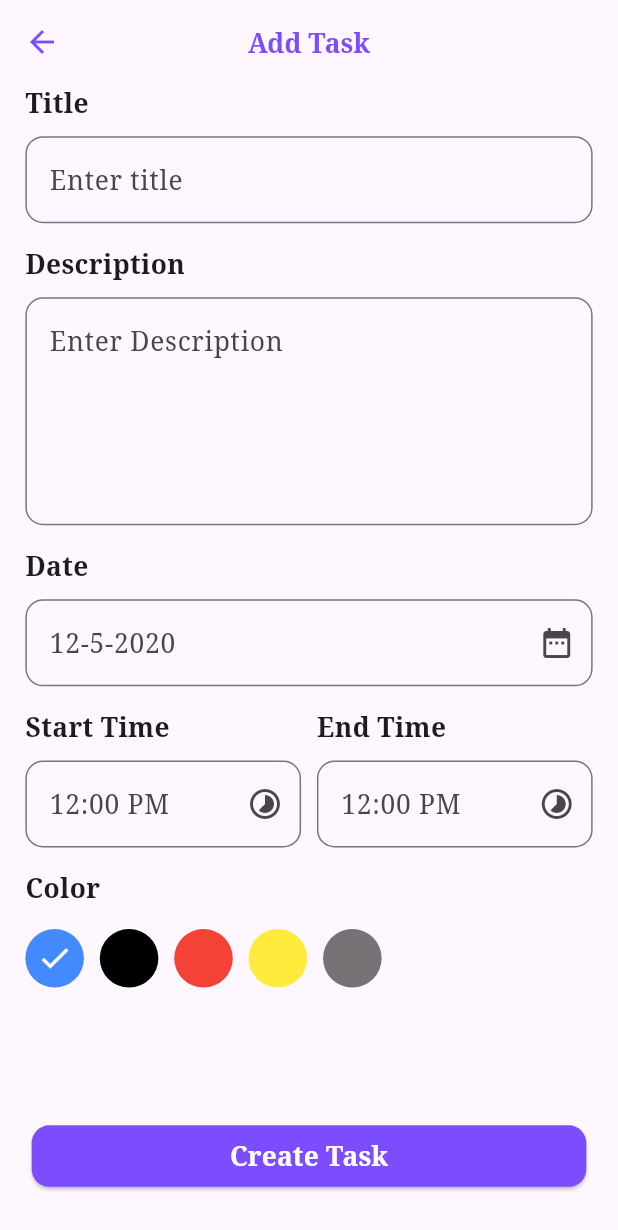
After one commit to A-Abdelsattar/taskati, a Flutter app: the screen it shows after launch, after a tap on "Add Task", on a phone screen of 412 x 824 dp. The commit adds this screen. Shown: the top 1230 px of the screen. Run offline on Flutter 3.47's test engine with Material 3 defaults, Android fonts, the phone set to English and light mode, and no system bars; our stand-ins replace flutter_screenutil; network calls fail.

Commit message:
add task ui done

```diff
--- /dev/null
+++ b/lib/features/add_task/add_task_screen.dart
@@ -0,0 +1,111 @@
+
+
+
+import 'package:flutter/material.dart';
+import 'package:flutter_screenutil/flutter_screenutil.dart';
+import 'package:taskati/core/theme/app_colors.dart';
+import 'package:taskati/features/add_task/widgets/select_task_color.dart';
+import 'package:taskati/features/add_task/widgets/text_form_field_with_title.dart';
+
+class AddTaskScreen extends StatelessWidget {
+   AddTaskScreen({super.key});
+
+  var validationKey=GlobalKey<FormState>();
+  @override
+  Widget build(BuildContext context) {
+    return Scaffold(
+      appBar: AppBar(
+        iconTheme: IconThemeData(
+          color: AppColors.mainColor,
+        ),
+        centerTitle: true,
+        title: Text("Add Task",style: TextStyle(fontSize: 18.sp,color: AppColors.mainColor,
+        fontFamily: "NotoSerif",
+        fontWeight: FontWeight.bold
+        ),),
+
+      ),
+      bottomNavigationBar: Padding(
+        padding:  EdgeInsets.only(right: 20.0.w,left: 20.w,bottom: 30.h),
+        child: ElevatedButton(
+        style: ElevatedButton.styleFrom(
+          backgroundColor: AppColors.mainColor,
+          shape: RoundedRectangleBorder(
+            borderRadius: BorderRadius.circular(12.r)
+          )
+        )
+        ,onPressed: (){
+          validationKey.currentState?.validate();
+        }, child: Padding(
+          padding: const EdgeInsets.all(8.0),
+          child: Text("Create Task",style: TextStyle(
+            fontSize: 18.sp,
+            fontWeight: FontWeight.bold,
+            color: Colors.white
+          ),),
+        )),
+      ),
+      body: Padding(
+        padding:  EdgeInsets.symmetric(horizontal: 16.0.w),
+        child: Form(
+          key: validationKey,
+          child: Column(
+            crossAxisAlignment: CrossAxisAlignment.start,
+            spacing: 15.h,
+            children: [
+              TextFormFieldWithTitle(
+                title: "Title",
+                hintText: "Enter title",
+                validator: (value){
+                  if(value==null||value.isEmpty){
+                    return "Tile is required";
+                  }
+                },
+              ),
+              TextFormFieldWithTitle(
+                title: "Description",
+                hintText: "Enter Description",
+                maxLine: 5,
+                validator: (value){
+                  if(value==null||value.isEmpty){
+                    return "des is required";
+                  }
+                },
+              ),
+              TextFormFieldWithTitle(
+                title: "Date",
+                hintText: "12-5-2020",
+                suffixIcon: Icon(Icons.date_range),
+                onTap: (){
+                  showDatePicker(context: context, firstDate: DateTime.now(), lastDate: DateTime(2030));
+                },
+              ),
+              Row(
+                children: [
+                  Expanded(child: TextFormFieldWithTitle(
+                    onTap: (){
+                      showTimePicker(context: context, initialTime: TimeOfDay.now());
+                    },
+                    title: "Start Time",
+                    hintText: "12:00 PM",
+                    suffixIcon: Icon(Icons.timelapse),
+                  ),),
+                  SizedBox(width: 10.w,),
+                  Expanded(child: TextFormFieldWithTitle(
+                    onTap: (){
+                      showTimePicker(context: context, initialTime: TimeOfDay.now());
+                    },
+                    title: "End Time",
+                    hintText: "12:00 PM",
+                    suffixIcon: Icon(Icons.timelapse),
+                  ),),
+                ],
+              ),
+              SelectTaskColor()
+            ],
+          ),
+        ),
+      ),
+    );
+  }
+}
--- /dev/null
+++ b/lib/features/add_task/widgets/select_task_color.dart
@@ -0,0 +1,76 @@
+
+
+
+
+import 'package:flutter/material.dart';
+import 'package:flutter_screenutil/flutter_screenutil.dart';
+
+class SelectTaskColor extends StatefulWidget {
+   const SelectTaskColor({super.key});
+
+  @override
+  State<SelectTaskColor> createState() => _SelectTaskColorState();
+}
+
+class _SelectTaskColorState extends State<SelectTaskColor> {
+  List<Color> colors=[
+    Colors.blueAccent,
+    Colors.black,
+    Colors.red,
+    Colors.yellow,
+    Colors.black54,
+
+  ];
+int activeIndex=0;
+  @override
+  Widget build(BuildContext context) {
+    return Column(
+      crossAxisAlignment:CrossAxisAlignment.start,
+      children: [
+        Text("Color",style: TextStyle(
+          fontSize: 18.sp,
+          fontWeight: FontWeight.bold
+        ),),
+        SizedBox(height: 10.h,),
+        SizedBox(
+          height: 50.h,
+          child: ListView.separated(
+          scrollDirection: Axis.horizontal
+          ,itemBuilder: (context,index)=>    ColorItem(
+            backgroundColor: colors[index],
+            onTap: (){
+             if(activeIndex!=index){
+               setState(() {
+                 activeIndex=index;
+               });
+             }
+            },
+            isActive: index==activeIndex,
+          )    ,
+              separatorBuilder: (context,index)=>SizedBox(width: 10.w,),
+              itemCount: colors.length),
+        )
+      ],
+    );
+  }
+}
+
+
+class ColorItem extends StatelessWidget {
+  final Color? backgroundColor;
+  final bool isActive;
+  final void Function()? onTap;
+  const ColorItem({super.key, this.backgroundColor,this.isActive=false, this.onTap});
+
+  @override
+  Widget build(BuildContext context) {
+    return InkWell(
+      onTap: onTap,
+      child: CircleAvatar(
+        radius: 20.r,
+        backgroundColor: backgroundColor,
+        child:isActive? Icon(Icons.check,color: Colors.white,):null,
+      ),
+    );
+  }
+}
--- /dev/null
+++ b/lib/features/add_task/widgets/text_form_field_with_title.dart
@@ -0,0 +1,57 @@
+
+
+
+import 'package:flutter/material.dart';
+import 'package:flutter_screenutil/flutter_screenutil.dart';
+
+import '../../../core/theme/app_colors.dart';
+
+
+
+class TextFormFieldWithTitle extends StatelessWidget {
+   final String title;
+   final String hintText;
+   final int maxLine;
+   final Icon? suffixIcon;
+   final String? Function(String?)? validator;
+   final void Function()? onTap;
+   const TextFormFieldWithTitle({super.key, required this.title, required this.hintText,  this.maxLine=1, this.suffixIcon, this.validator, this.onTap});
+
+  @override
+  Widget build(BuildContext context) {
+
+    return Column(
+      crossAxisAlignment: CrossAxisAlignment.start,
+      children: [
+        Text(title,style: TextStyle(
+          fontSize: 18.sp,
+          fontWeight: FontWeight.bold
+        ),),
+        SizedBox(height: 10.h,),
+        TextFormField(
+          onTap:onTap ,
+          readOnly: onTap!=null,
+          cursorColor: AppColors.mainColor,
+          keyboardType: TextInputType.number,
+          maxLines:maxLine,
+          validator: validator,
+          decoration: InputDecoration(
+            suffixIcon: suffixIcon,
+            border: OutlineInputBorder(
+            borderRadius: BorderRadius.circular(12.r)),
+
+            focusedBorder:OutlineInputBorder(
+                borderSide: BorderSide(color: AppColors.mainColor),
+                borderRadius: BorderRadius.circular(12.r)
+            ) ,
+            hintStyle: TextStyle(
+              fontSize: 18.sp,
+            ),
+            hintText: hintText,
+
+          ),
+        )
+      ],
+    );
+  }
+}
--- a/lib/features/home/widgets/date_add_task_row.dart
+++ b/lib/features/home/widgets/date_add_task_row.dart
@@ -1,6 +1,7 @@
 import 'package:flutter/material.dart';
 import 'package:flutter_screenutil/flutter_screenutil.dart';
 import 'package:taskati/core/theme/app_colors.dart';
+import 'package:taskati/features/add_task/add_task_screen.dart';
 
 
 
@@ -16,7 +17,11 @@ class DateAddTaskRow extends StatelessWidget {
           fontSize: 20.sp,
           fontWeight: FontWeight.bold
         ),),
-        Container(
+        InkWell(
+          onTap: (){
+            Navigator.push(context, MaterialPageRoute(builder: (context)=>AddTaskScreen()));
+          },
+          child: Container(
             padding: EdgeInsets.symmetric(horizontal: 10.w,vertical: 15.h),
             decoration: BoxDecoration(
               color: AppColors.mainColor,
@@ -31,6 +36,7 @@ class DateAddTaskRow extends StatelessWidget {
                 ),)
               ],
             ),
+          ),
         )
       ],
     );
--- a/lib/taskati_app.dart
+++ b/lib/taskati_app.dart
@@ -13,6 +13,9 @@ class TaskatiApp extends StatelessWidget {
       splitScreenMode: true,
       child: MaterialApp(
         debugShowCheckedModeBanner: false,
+        theme: ThemeData(
+          fontFamily: "NotoSerif"
+        ),
         home: SplashScreen(),
       ),
     );
```
Also changed, not shown: pubspec.yaml (+9 -7 lines), assets/fonts/NotoSerif-Bold.ttf (added), assets/fonts/NotoSerif-Medium.ttf (added), assets/fonts/NotoSerif-Regular.ttf (added), assets/fonts/NotoSerif-SemiBoldItalic.ttf (added), lib/generated/assets.dart (added). Lines whose indentation alone changed are shown as unchanged.
